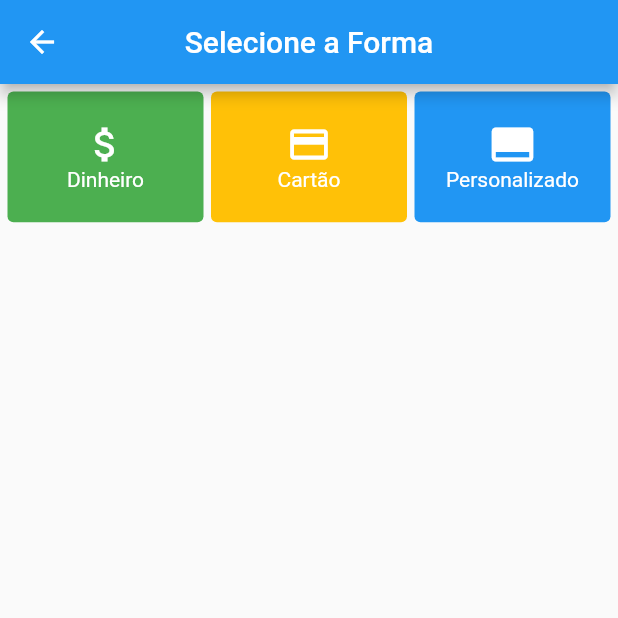
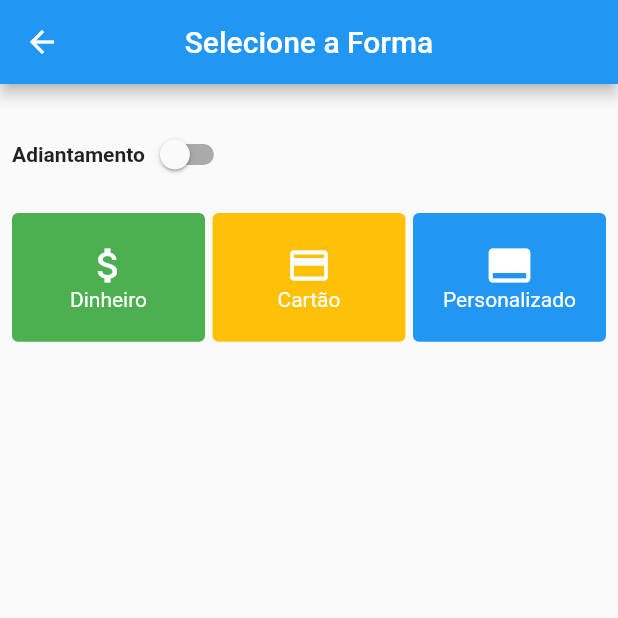
Before and after one commit to TadeuCS/MetreX, a Flutter app: the FormaRecebimentoPage screen opened by its route, on a phone screen of 412 x 824 dp, the top half of it. Run offline on Flutter 3.47's test engine with Material 2 defaults, Android fonts, the phone set to English and light mode, and no system bars; our stand-ins replace flutter_masked_text, flutter_mobx, get_it, mobx, shared_preferences; accounts and stored records are empty; generated files the repository leaves out were written again.

Commit message:
adiantamento na tela de recebimento

```diff
--- a/lib/src/ui/recebimento/widget/forma_recebimento_page.dart
+++ b/lib/src/ui/recebimento/widget/forma_recebimento_page.dart
@@ -1,7 +1,14 @@
 import 'package:MetreX/src/shared/contents/custom_dialog.dart';
 import 'package:flutter/material.dart';
 
-class FormaRecebimentoPage extends StatelessWidget {
+class FormaRecebimentoPage extends StatefulWidget {
+  @override
+  _FormaRecebimentoPageState createState() => _FormaRecebimentoPageState();
+}
+
+class _FormaRecebimentoPageState extends State<FormaRecebimentoPage> {
+  bool isAdiantamento = false;
+
   @override
   Widget build(BuildContext context) {
     return Scaffold(
@@ -15,25 +22,65 @@ class FormaRecebimentoPage extends StatelessWidget {
     );
   }
 
-  GridView content(BuildContext context) {
-    return GridView.count(
-      padding: const EdgeInsets.all(5),
-      crossAxisSpacing: 5,
-      crossAxisCount: 3,
-      childAspectRatio: 1.5,
-      children: <Widget>[
-        itemForma(context, Color(0xff4caf50), 'Dinheiro', Icons.attach_money),
-        itemForma(context, Color(0xffffc107), 'Cartão', Icons.credit_card),
-        itemForma(context, Color(0xff2196f3), 'Personalizado', Icons.call_to_action),
-      ],
+  content(BuildContext context) {
+    return Container(
+      padding: const EdgeInsets.all(8),
+      child: Column(
+        crossAxisAlignment: CrossAxisAlignment.start,
+        mainAxisAlignment: MainAxisAlignment.start,
+        children: <Widget>[
+          Container(
+            padding: const EdgeInsets.symmetric(vertical: 15),
+            child: Row(
+              children: <Widget>[
+                Text(
+                  'Adiantamento',
+                  style: TextStyle(fontWeight: FontWeight.w600),
+                ),
+                Switch(
+                    activeColor: Theme.of(context).primaryColor,
+                    value: isAdiantamento,
+                    onChanged: (value) {
+                      setState(() {
+                        isAdiantamento = value;
+                      });
+                    }),
+                Expanded(
+                  child: isAdiantamento
+                      ? TextFormField(
+                          decoration: InputDecoration(labelText: 'Nome'),
+                        )
+                      : Container(),
+                ),
+              ],
+            ),
+          ),
+          GridView.count(
+            shrinkWrap: true,
+            // padding: const EdgeInsets.all(5),
+            crossAxisSpacing: 5,
+            crossAxisCount: 3,
+            childAspectRatio: 1.5,
+            children: <Widget>[
+              itemForma(
+                  context, Color(0xff4caf50), 'Dinheiro', Icons.attach_money),
+              itemForma(
+                  context, Color(0xffffc107), 'Cartão', Icons.credit_card),
+              itemForma(context, Color(0xff2196f3), 'Personalizado',
+                  Icons.call_to_action),
+            ],
+          )
+        ],
+      ),
     );
   }
 
   itemForma(BuildContext context, Color color, String label, IconData icone) {
     return InkWell(
       onTap: () {
-        showInputNumberDialog(context, 'Confirmação', 'Digite o valor:').then((confirm){
-          if(confirm){
+        showInputNumberDialog(context, 'Confirmação', 'Digite o valor:')
+            .then((confirm) {
+          if (confirm) {
             Navigator.pop(context);
           }
         });
```
